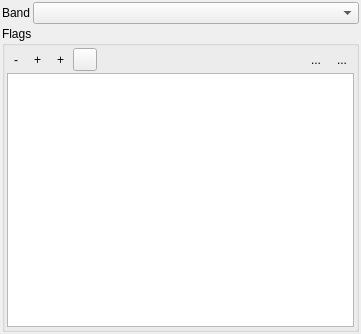
Old version of the form bitflagrenderer/bitflagrenderer.ui in the repository jakimowb/bit-flag-renderer.
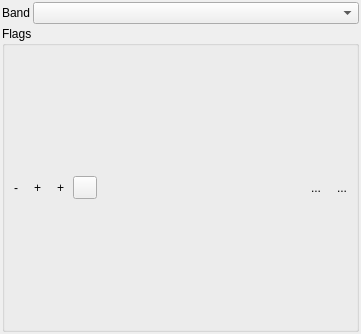
New version of the form. Icons and pictures are not drawn. Custom widgets are drawn as their Qt base class.

The edit to the form file:
```diff
--- a/bitflagrenderer/bitflagrenderer.ui
+++ b/bitflagrenderer/bitflagrenderer.ui
@@ -175,46 +175,6 @@
         </item>
        </layout>
       </item>
-      <item>
-       <widget class="BitFlagRendererTreeView" name="mTreeView">
-        <property name="sizePolicy">
-         <sizepolicy hsizetype="Expanding" vsizetype="Expanding">
-          <horstretch>0</horstretch>
-          <verstretch>1</verstretch>
-         </sizepolicy>
-        </property>
-        <property name="styleSheet">
-         <string notr="true"/>
-        </property>
-        <property name="sizeAdjustPolicy">
-         <enum>QAbstractScrollArea::AdjustIgnored</enum>
-        </property>
-        <property name="alternatingRowColors">
-         <bool>false</bool>
-        </property>
-        <property name="autoExpandDelay">
-         <number>-1</number>
-        </property>
-        <property name="rootIsDecorated">
-         <bool>true</bool>
-        </property>
-        <property name="uniformRowHeights">
-         <bool>true</bool>
-        </property>
-        <property name="sortingEnabled">
-         <bool>true</bool>
-        </property>
-        <property name="headerHidden">
-         <bool>false</bool>
-        </property>
-        <attribute name="headerMinimumSectionSize">
-         <number>10</number>
-        </attribute>
-        <attribute name="headerDefaultSectionSize">
-         <number>25</number>
-        </attribute>
-       </widget>
-      </item>
      </layout>
     </widget>
    </item>
@@ -320,11 +280,6 @@
    <extends>QComboBox</extends>
    <header>qgsrasterbandcombobox.h</header>
   </customwidget>
-  <customwidget>
-   <class>BitFlagRendererTreeView</class>
-   <extends>QTreeView</extends>
-   <header>bitflagrenderer.bitflagrenderer</header>
-  </customwidget>
  </customwidgets>
  <resources>
   <include location="../../../../QGIS/images/images.qrc"/>
```
Left out of the diff: 23 changed lines with no effect on the pictures.
